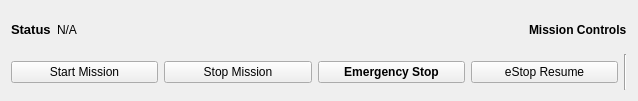
Old version of the form rr_viz/src/rr_viz/widgets/mission_dashboard/mission_control_panel.ui in the repository Ross-Robotics/rr_viz.
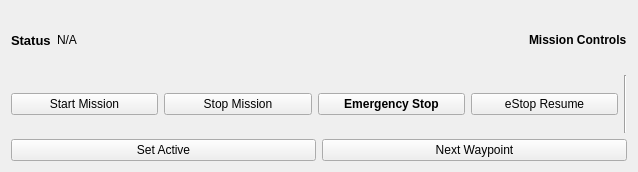
New version of the form. Custom widgets are drawn as their Qt base class.

Commit message: Changes to the GUI adding front end to services

```diff
--- a/rr_viz/src/rr_viz/widgets/mission_dashboard/mission_control_panel.ui
+++ b/rr_viz/src/rr_viz/widgets/mission_dashboard/mission_control_panel.ui
@@ -7,7 +7,7 @@
     <x>0</x>
     <y>0</y>
     <width>638</width>
-    <height>101</height>
+    <height>172</height>
    </rect>
   </property>
   <property name="sizePolicy">
@@ -125,6 +125,24 @@
      </item>
     </layout>
    </item>
+   <item>
+    <layout class="QHBoxLayout" name="horizontalLayout">
+     <item>
+      <widget class="ROSServiceClientQButton" name="setActiveButton">
+       <property name="text">
+        <string>Set Active</string>
+       </property>
+      </widget>
+     </item>
+     <item>
+      <widget class="ROSServiceClientQButton" name="nextWaypointButton">
+       <property name="text">
+        <string>Next Waypoint</string>
+       </property>
+      </widget>
+     </item>
+    </layout>
+   </item>
   </layout>
  </widget>
  <customwidgets>
```
The commit also changes 12 other files.
